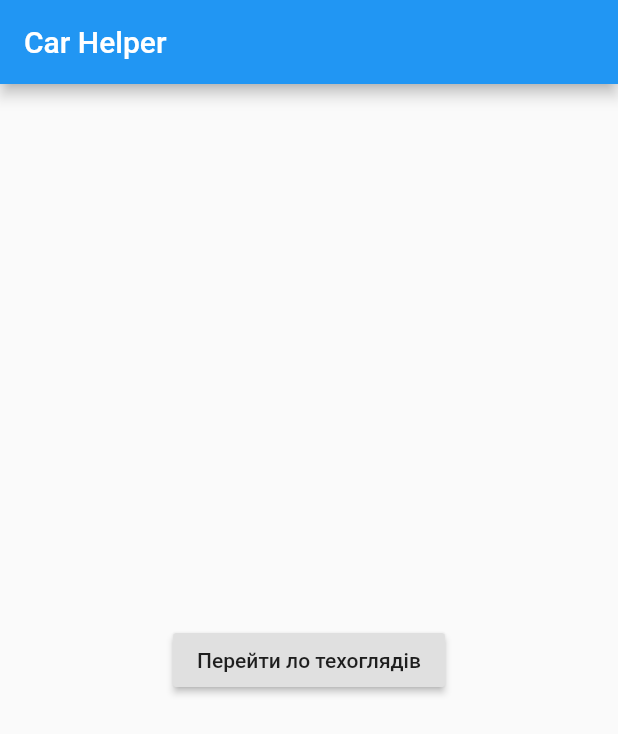
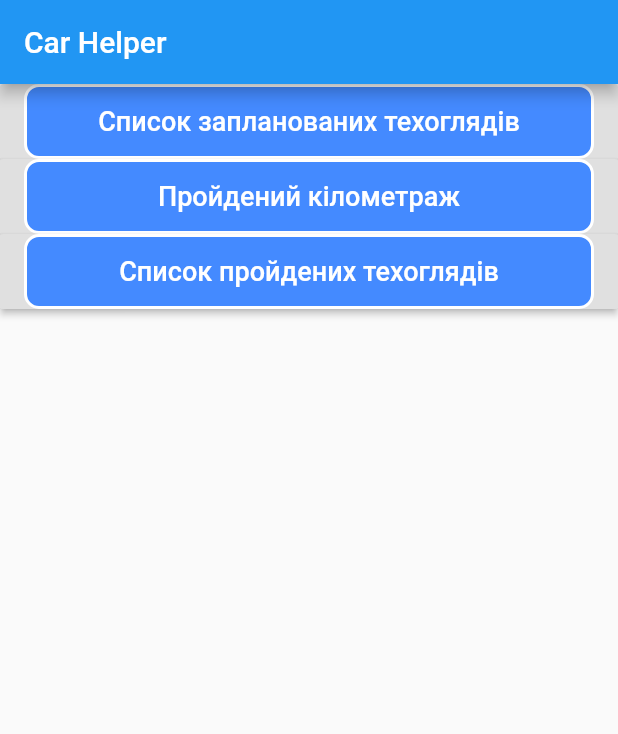
Before and after one commit to Vlad-Kostyuk/CarHelper, a Flutter app: the screen it shows after launch, on a phone screen of 412 x 824 dp. Shown: the top 734 px of the screen. Run offline on Flutter 3.47's test engine with Material 2 defaults, Android fonts, the phone set to English and light mode, and no system bars; our stand-ins replace sqflite; accounts and stored records are empty.

Commit message:
add screen № 3 translate 2 screen on ukr, and add 2 button on screen № 2 and № 1.

```diff
--- a/lib/main.dart
+++ b/lib/main.dart
@@ -4,12 +4,16 @@ import 'package:flutter_app/models/note.dart';
 import 'package:flutter_app/utils/database_date_teahouse.dart';
 import 'package:flutter_app/screens/note_list_date_teahouse.dart';
 import 'package:flutter_app/screens/screen_distance.dart';
+import 'package:flutter_app/screens/ExpansionTileSample.dart';
 import 'package:flutter_app/screens/note_detail_date_teahouse.dart';
 import 'package:path/path.dart';
 import 'package:sqflite/sqflite.dart';
+import 'package:flutter/material.dart';
+import 'package:flutter_app/screens/note_list_date_teahouse.dart';
+
 void main() {
   runApp(MaterialApp(
-
+    debugShowCheckedModeBanner: false,
     home: FirstScreen(),
   ));
 }
@@ -23,6 +27,7 @@ class MyApp extends StatelessWidget {
       debugShowCheckedModeBanner: false,
       theme: ThemeData(
           primarySwatch: Colors.green
+
       ),
       home: NoteList(),
 
@@ -34,28 +39,76 @@ class FirstScreen extends StatelessWidget {
   @override
   Widget build(BuildContext context) {
 
-
     return Scaffold(
 
-      appBar: AppBar(
-        title: Text('Car Helper'),
+      appBar: AppBar(title: Text('Car Helper')),
+      body: Center(
+        child: Column(
+          children: <Widget>[
+            RaisedButton(
+              child: new Container(
+                //width: 100.0,
+                height: 50.0,
+                decoration: new BoxDecoration(
+                  color: Colors.blueAccent,
+                  border: new Border.all(color: Colors.white, width: 2.0),
+                  borderRadius: new BorderRadius.circular(10.0),
+                ),
+                child: new Center(child: new Text('Список запланованих техоглядів', style: new TextStyle(fontSize: 18.0, color: Colors.white),),),
+              ),
+              onPressed: () {
+                Navigator.push(
+                  context,
+                  MaterialPageRoute(builder: (context) => NoteList()),
+                );
+              },
 
-      ),
 
-      body: Center(
 
-        child: RaisedButton(
-          child: Text('Перейти ло техоглядів'),
+            ),
+            RaisedButton(
+              child: new Container(
+                //width: 100.0,
+                height: 50.0,
+                decoration: new BoxDecoration(
+                  color: Colors.blueAccent,
+                  border: new Border.all(color: Colors.white, width: 2.0),
+                  borderRadius: new BorderRadius.circular(10.0),
+                ),
+                child: new Center(child: new Text('Пройдений кілометраж', style: new TextStyle(fontSize: 18.0, color: Colors.white),),),
+              ),
+              onPressed: () {
+                Navigator.push(
+                  context,
+                  MaterialPageRoute(builder: (context) => Screen_distance()),
+                );
+              },
 
-          onPressed: () {
-            Navigator.push(
-              context,
-              MaterialPageRoute(builder: (context) => Screen_distance()),
-            );
-          },
+            ),
+
+
+            RaisedButton(
+              child: new Container(
+                //width: 100.0,
+                height: 50.0,
+                decoration: new BoxDecoration(
+                  color: Colors.blueAccent,
+                  border: new Border.all(color: Colors.white, width: 2.0),
+                  borderRadius: new BorderRadius.circular(10.0),
+                ),
+                child: new Center(child: new Text('Список пройдених техоглядів', style: new TextStyle(fontSize: 18.0, color: Colors.white),),),
+              ),
+              onPressed: () {
+                Navigator.push(
+                  context,
+                  MaterialPageRoute(builder: (context) => ExpansionTileSample()),
+                );
+              },
+
+            ),
+          ],
         ),
       ),
-
     );
   }
 }
--- a/lib/screens/ExpansionTileSample.dart
+++ b/lib/screens/ExpansionTileSample.dart
@@ -4,9 +4,10 @@ class ExpansionTileSample extends StatelessWidget {
   @override
   Widget build(BuildContext context) {
     return MaterialApp(
+      debugShowCheckedModeBanner: false,
       home: Scaffold(
         appBar: AppBar(
-          title: const Text('ExpansionTile'),
+          title: const Text('Список пройдених техоглядів'),
         ),
         body: ListView.builder(
           itemBuilder: (BuildContext context, int index) =>
@@ -32,42 +33,58 @@ final List<Entry> data = <Entry>[
     'передпродажний техогляд',
     <Entry>[
       Entry(
-        'Data',
+        'Дата: ',
         <Entry>[
-          Entry('...INFO...'),
+          Entry('12.10.2016 '),
         ],
       ),
-      Entry('Enter',
+      Entry('Пройдений кілометраж на даний техогляд: ',
           <Entry>[
-            Entry('Enter'),
+            Entry('0 km'),
           ]),
-      Entry('Works',
+      Entry('Зроблена робота:',
           <Entry>[
-            Entry('Enter'),
+            Entry('Було зроблено повний техогляд автомобіля.'),
+          ]),
+    ],
+  ),
+
+  Entry(
+    'Плановий  техогляд №1',
+    <Entry>[
+      Entry(
+        'Дата: ',
+        <Entry>[
+          Entry('12.10.2017'),
+        ],
+      ),
+      Entry('Пройдений кілометраж на даний техогляд: ',
+          <Entry>[
+            Entry('30 000 km'),
+          ]),
+      Entry('Зроблена робота:',
+          <Entry>[
+            Entry('Інформація: було замінено мастило в двигуні.'),
           ]),
     ],
   ),
   Entry(
-    'техогляд 1',
+    'Плановий  техогляд №2',
     <Entry>[
-      Entry('Section B0'),
-      Entry('Section B1'),
-    ],
-  ),
-  Entry(
-    'техогляд 2',
-    <Entry>[
-      Entry('Section C0'),
-      Entry('Section C1'),
       Entry(
-        'Section C2',
+        'Дата: ',
         <Entry>[
-          Entry('Item C2.0'),
-          Entry('Item C2.1'),
-          Entry('Item C2.2'),
-          Entry('Item C2.3'),
+          Entry('12.10.2018 '),
         ],
       ),
+      Entry('Пройдений кілометраж на даний техогляд: ',
+          <Entry>[
+            Entry('65 000 km'),
+          ]),
+      Entry('Зроблена робота:',
+          <Entry>[
+            Entry('Інформація: було замінено мастило в двигуні,а ткож заміна мастила в коропці.'),
+          ]),
     ],
   ),
 ];
--- a/lib/screens/note_list_date_teahouse.dart
+++ b/lib/screens/note_list_date_teahouse.dart
@@ -32,7 +32,7 @@ class NoteListState extends State<NoteList> {
     return Scaffold(
 
       appBar: AppBar(
-        title: Text('Список планованих техоглядів'),
+        title: Text('Список  техоглядів'),
       ),
 
       body: getNoteListView(),
--- a/lib/screens/screen_distance.dart
+++ b/lib/screens/screen_distance.dart
@@ -7,12 +7,13 @@ class Screen_distance extends StatelessWidget {
   Widget build(BuildContext context) {
 
 
-    final appTitle = 'Screen №2(Actualizator, km.)';
+    final appTitle = 'Пройдений кілометраж';
 
     return MaterialApp(
       title: appTitle,
+      debugShowCheckedModeBanner: false,
       theme: ThemeData(
-        primarySwatch: Colors.red,
+        primarySwatch: Colors.blue,
       ),
       home: Scaffold(
         appBar: AppBar(
@@ -52,23 +53,23 @@ class MyCustomFormState extends State<MyCustomForm> {
           TextFormField(
             validator: (value) {
               if (value.isEmpty) {
-                return 'Km.';
+                return 'Будь-ласка введіть дані!';
               }
             },
           ),
           Padding(
-            padding:  const EdgeInsets.symmetric(vertical: 16.0, horizontal: 140.0),
+            padding:  const EdgeInsets.symmetric(vertical: 18.0, horizontal: 130.0),
             child: RaisedButton(
+              child: Text('Зберегти'),
               onPressed: () {
                 // Validate will return true if the form is valid, or false if
                 // the form is invalid.
                 if (_formKey.currentState.validate()) {
                   // If the form is valid, we want to show a Snackbar
                   Scaffold.of(context)
-                      .showSnackBar(SnackBar(content: Text('Thank you!')));
+                      .showSnackBar(SnackBar(content: Text('Ваші дані збережено!')));
                 }
               },
-              child: Text('Sambit'),
             ),
           ),
         ],
```
